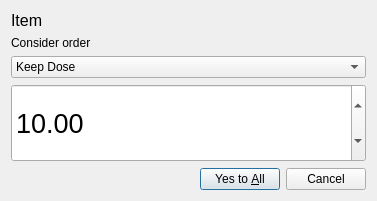
Above: UI/DoseRelateApply.ui from light911/TPS07A-Meshbest before the change. Below: the same form after it.
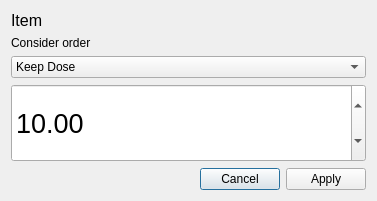
That is the form after the change.

The edit to the form file:
```diff
--- a/UI/DoseRelateApply.ui
+++ b/UI/DoseRelateApply.ui
@@ -100,7 +100,7 @@
       <enum>Qt::Horizontal</enum>
      </property>
      <property name="standardButtons">
-      <set>QDialogButtonBox::Cancel|QDialogButtonBox::YesToAll</set>
+      <set>QDialogButtonBox::Apply|QDialogButtonBox::Cancel</set>
      </property>
     </widget>
    </item>
```
